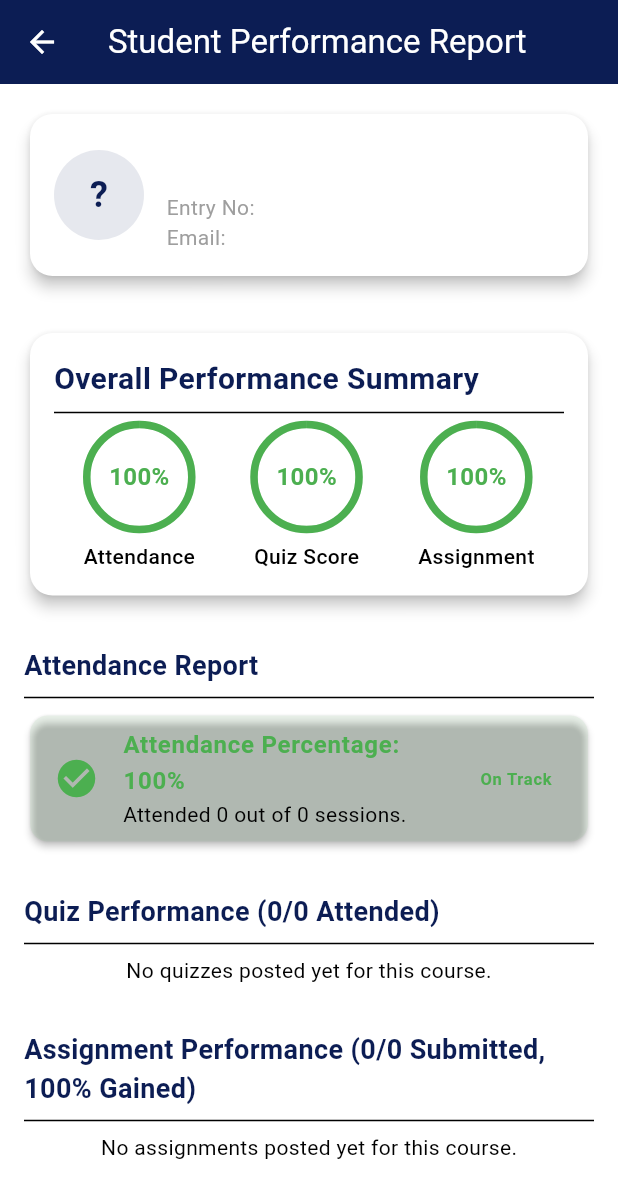
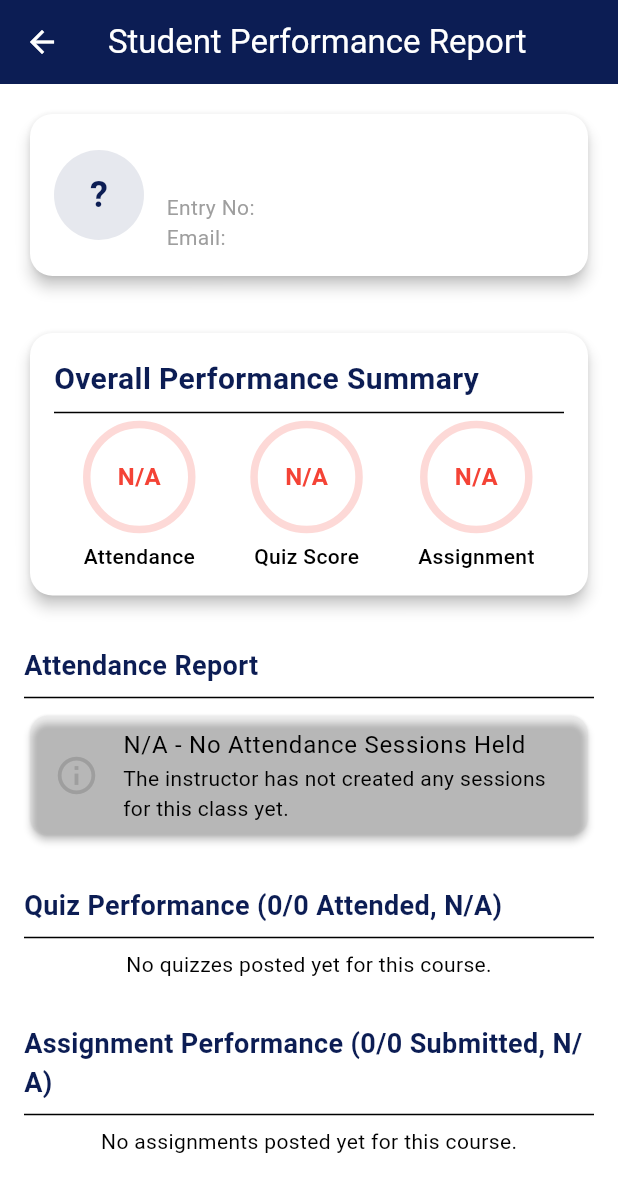
Before and after one commit to ProPaul25/CollabLearn, a Flutter app: the InstructorStudentReportPage screen opened directly with empty values, on a phone screen of 412 x 824 dp. Shown: the top 1198 px of the screen. Run offline on Flutter 3.47's test engine with Material 3 defaults, Android fonts, the phone set to English and light mode, and no system bars; our stand-ins replace cloud_firestore, file_picker, firebase_auth, firebase_core, google_sign_in, image_picker and 1 more; missing offline and left inert: cloudinary_public, mobile_scanner; accounts and stored records are empty.

Commit message:
percentage issues solved

```diff
--- a/collablearn1/lib/attendance_management_page.dart
+++ b/collablearn1/lib/attendance_management_page.dart
@@ -48,12 +48,6 @@ class AttendanceManagementPage extends StatelessWidget {
   }
 }
 
-// lib/attendance_management_page.dart (InstructorAttendanceView)
-
-// =================================================================
-// INSTRUCTOR VIEW (Management) - STABLE VERSION
-// Note: Changed from StatefulWidget to StatelessWidget
-// =================================================================
 // lib/attendance_management_page.dart (InstructorAttendanceView)
 
 // =================================================================
@@ -252,7 +246,12 @@ class StudentAttendanceView extends StatelessWidget {
 
                   // --- FIX: Use the real total session count ---
                   final totalSessions = totalSessionsSnapshot.data ?? 0;
-                  final attendancePercentage = totalSessions > 0 ? (totalPresent / totalSessions * 100).toStringAsFixed(0) : '100';
+
+                  // --- FIX: Calculate percentage carefully for N/A display ---
+                  final String attendancePercentageDisplay = totalSessions > 0
+                      ? (totalPresent / totalSessions * 100).toStringAsFixed(0)
+                      : 'N/A';
+                  // -----------------------------------------------------------
 
 
                   return ListView(
@@ -269,7 +268,7 @@ class StudentAttendanceView extends StatelessWidget {
                               const SizedBox(height: 10),
                               Text('Total Classes Attended: $totalPresent', style: const TextStyle(fontSize: 16)),
                               Text('Total Sessions Held: $totalSessions', style: const TextStyle(fontSize: 16)),
-                              Text('Attendance Percentage: $attendancePercentage%', style: const TextStyle(fontSize: 16, fontWeight: FontWeight.bold)),
+                              Text('Attendance Percentage: $attendancePercentageDisplay%', style: const TextStyle(fontSize: 16, fontWeight: FontWeight.bold)),
                             ],
                           ),
                         ),
--- a/collablearn1/lib/instructor_student_report_page.dart
+++ b/collablearn1/lib/instructor_student_report_page.dart
@@ -96,9 +96,10 @@ class _InstructorStudentReportPageState extends State<InstructorStudentReportPag
         .get();
     final attendedSessions = attendedRecordsSnapshot.count ?? 0;
 
-    final percentage = totalSessions > 0
+    // --- FIX: Return null if no sessions were held ---
+    final num? percentage = totalSessions > 0
         ? ((attendedSessions / totalSessions) * 100).round()
-        : 100;
+        : null;
 
     return {
       'totalSessions': totalSessions,
@@ -107,7 +108,7 @@ class _InstructorStudentReportPageState extends State<InstructorStudentReportPag
     };
   }
 
-  Future<List<Map<String, dynamic>>> _fetchQuizData() async {
+  Future<Map<String, dynamic>> _fetchQuizData() async {
     // 1. Get all Quizzes for the class
     final quizzesSnapshot = await firestore
         .collection('quizzes')
@@ -117,9 +118,14 @@ class _InstructorStudentReportPageState extends State<InstructorStudentReportPag
 
     final List<Map<String, dynamic>> quizReports = [];
 
+    // Local accumulation variables
+    num totalQuizMaxScore = 0;
+    num totalQuizGainedScore = 0;
+
     for (var quizDoc in quizzesSnapshot.docs) {
       final quizData = quizDoc.data();
       final quizId = quizDoc.id;
+      final maxScore = quizData['totalPoints'] ?? 0;
 
       // 2. Try to get the student's submission
       final submissionDoc = await firestore
@@ -129,17 +135,15 @@ class _InstructorStudentReportPageState extends State<InstructorStudentReportPag
           .doc(widget.studentId)
           .get();
 
-      // --- FIX: Explicitly check .exists and safely access data ---
       final isSubmitted = submissionDoc.exists;
+      final submissionData = submissionDoc.data();
+      final score = isSubmitted && submissionData != null ? submissionData['score'] : null;
+      final isGraded = score != null;
 
-      // Get the submission data map only if it exists
-      final submissionData = submissionDoc.data();
-
-      // Safely access score using the checked data map
-      final score = isSubmitted && submissionData != null ? submissionData['score'] : null;
-      // -------------------------------------------------------------
-
-      final maxScore = quizData['totalPoints'] ?? 0;
+      if (isGraded) {
+          totalQuizMaxScore += (maxScore as num);
+          totalQuizGainedScore += (score as num);
+      }
 
       quizReports.add({
         'title': quizData['title'] ?? 'Untitled Quiz',
@@ -148,12 +152,20 @@ class _InstructorStudentReportPageState extends State<InstructorStudentReportPag
         'isSubmitted': isSubmitted,
         'score': score,
         'maxScore': maxScore,
-        'scoreDisplay': isSubmitted ? (score != null ? '$score / $maxScore' : 'Submitted') : 'Missing',
-        'isGraded': score != null,
+        'scoreDisplay': isSubmitted ? (isGraded ? '$score / $maxScore' : 'Submitted') : 'Missing',
+        'isGraded': isGraded,
       });
     }
 
-    return quizReports;
+    // --- FIX: Return null if total possible points is zero ---
+    final int? quizPercentage = totalQuizMaxScore > 0
+      ? ((totalQuizGainedScore / totalQuizMaxScore) * 100).round()
+      : null;
+
+    return {
+      'reports': quizReports,
+      'overallQuizPercentage': quizPercentage, // New overall percentage field
+    };
   }
 
   Future<Map<String, dynamic>> _fetchAssignmentData() async {
@@ -213,19 +225,17 @@ class _InstructorStudentReportPageState extends State<InstructorStudentReportPag
       });
     }
 
-    // Calculate overall percentage for submitted assignments
-    final overallGainedPercentage = totalPossiblePointsSubmitted > 0
+    // --- FIX: Return null if total possible points is zero ---
+    final int? overallGainedPercentage = totalPossiblePointsSubmitted > 0
         ? ((totalGainedPoints / totalPossiblePointsSubmitted) * 100).round()
-        : 100;
+        : null;
 
 
     return {
       'reports': assignmentReports,
       'submittedCount': submittedCount,
       'totalAssignments': totalAssignments,
-      'totalPossiblePointsSubmitted': totalPossiblePointsSubmitted,
-      'totalGainedPoints': totalGainedPoints,
-      'overallGainedPercentage': overallGainedPercentage,
+      'overallGainedPercentage': overallGainedPercentage, // Now nullable
     };
   }
 
@@ -300,24 +310,27 @@ class _InstructorStudentReportPageState extends State<InstructorStudentReportPag
 
   Widget _buildOverallMetrics(Color primaryColor) {
     final attendance = _reportData['attendance'] as Map<String, dynamic>;
+    final quizzes = _reportData['quizzes'] as Map<String, dynamic>;
     final assignments = _reportData['assignments'] as Map<String, dynamic>;
 
-    final int attendancePercentage = attendance['percentage'] ?? 0;
+    // --- Attendance Handling ---
+    final int? attendancePercentageNullable = attendance['percentage'] as int?;
+    final int attendancePercentage = attendancePercentageNullable ?? 0;
     final bool attendanceSafe = attendancePercentage >= _attendanceTarget;
     final Color attColor = attendanceSafe ? Colors.green : Colors.red;
+    final String attDisplay = attendancePercentageNullable == null ? 'N/A' : '$attendancePercentage%';
 
-    final int assignmentGainedPercentage = assignments['overallGainedPercentage'] ?? 0;
+    // --- Quiz Handling ---
+    final int? quizPercentageNullable = quizzes['overallQuizPercentage'] as int?;
+    final int quizPercentage = quizPercentageNullable ?? 0;
+    final Color quizColor = quizPercentage > 75 ? Colors.green : (quizPercentage > 50 ? Colors.orange : Colors.red);
+    final String quizDisplay = quizPercentageNullable == null ? 'N/A' : '$quizPercentage%';
+
+    // --- Assignment Handling ---
+    final int? assignmentGainedPercentageNullable = assignments['overallGainedPercentage'] as int?;
+    final int assignmentGainedPercentage = assignmentGainedPercentageNullable ?? 0;
     final Color assignColor = assignmentGainedPercentage > 75 ? Colors.green : (assignmentGainedPercentage > 50 ? Colors.orange : Colors.red);
-
-    final quizzes = _reportData['quizzes'] as List<Map<String, dynamic>>;
-    final gradedQuizzes = quizzes.where((q) => q['isGraded']).toList();
-
-    // Use num to handle potential Firestore number types gracefully
-    num totalQuizMaxScore = gradedQuizzes.map((q) => q['maxScore'] as num).fold(0, (a, b) => a + b);
-    num totalQuizGainedScore = gradedQuizzes.map((q) => (q['score'] as num)).fold(0, (a, b) => a + b);
-
-    final quizPercentage = totalQuizMaxScore > 0 ? ((totalQuizGainedScore / totalQuizMaxScore) * 100).round() : 100;
-    final Color quizColor = quizPercentage > 75 ? Colors.green : (quizPercentage > 50 ? Colors.orange : Colors.red);
+    final String assignDisplay = assignmentGainedPercentageNullable == null ? 'N/A' : '$assignmentGainedPercentage%';
 
 
     return Card(
@@ -333,9 +346,9 @@ class _InstructorStudentReportPageState extends State<InstructorStudentReportPag
             Row(
               mainAxisAlignment: MainAxisAlignment.spaceAround,
               children: [
-                _buildStatCircle('Attendance', '$attendancePercentage%', attColor),
-                _buildStatCircle('Quiz Score', '$quizPercentage%', quizColor),
-                _buildStatCircle('Assignment', '$assignmentGainedPercentage%', assignColor),
+                _buildStatCircle('Attendance', attDisplay, attColor),
+                _buildStatCircle('Quiz Score', quizDisplay, quizColor),
+                _buildStatCircle('Assignment', assignDisplay, assignColor),
               ],
             ),
           ],
@@ -345,6 +358,9 @@ class _InstructorStudentReportPageState extends State<InstructorStudentReportPag
   }
 
   Widget _buildStatCircle(String title, String value, Color color) {
+    // Determine the progress value for the circle, or 0.0 if N/A
+    final double progressValue = value == 'N/A' ? 0.0 : double.tryParse(value.replaceAll('%', ''))! / 100.0;
+
     return Column(
       children: [
         Stack(
@@ -354,7 +370,7 @@ class _InstructorStudentReportPageState extends State<InstructorStudentReportPag
               width: 70,
               height: 70,
               child: CircularProgressIndicator(
-                value: double.tryParse(value.replaceAll('%', ''))! / 100.0,
+                value: progressValue.clamp(0.0, 1.0),
                 backgroundColor: color.withOpacity(0.2),
                 valueColor: AlwaysStoppedAnimation<Color>(color),
                 strokeWidth: 5,
@@ -371,11 +387,34 @@ class _InstructorStudentReportPageState extends State<InstructorStudentReportPag
 
   Widget _buildAttendanceReportSection(Color primaryColor) {
     final attendance = _reportData['attendance'] as Map<String, dynamic>;
-    final percentage = attendance['percentage'] ?? 0;
-    final attended = attendance['attendedSessions'] ?? 0;
-    final total = attendance['totalSessions'] ?? 0;
-    final isSafe = percentage >= _attendanceTarget;
-    final color = isSafe ? Colors.green : Colors.red;
+    final int? percentageNullable = attendance['percentage'] as int?;
+    final int attended = attendance['attendedSessions'] ?? 0;
+    final int total = attendance['totalSessions'] ?? 0;
+
+    // --- FIX: Handle null percentage ---
+    if (percentageNullable == null) {
+      return Column(
+        crossAxisAlignment: CrossAxisAlignment.start,
+        children: [
+          Text('Attendance Report', style: TextStyle(fontSize: 18, fontWeight: FontWeight.bold, color: primaryColor)),
+          const Divider(),
+          Card(
+            elevation: 2,
+            color: Colors.grey.withOpacity(0.08),
+            child: const ListTile(
+              leading: Icon(Icons.info_outline, color: Colors.grey, size: 30),
+              title: Text('N/A - No Attendance Sessions Held'),
+              subtitle: Text('The instructor has not created any sessions for this class yet.'),
+            ),
+          ),
+        ],
+      );
+    }
+
+    final int percentage = percentageNullable;
+    final bool isSafe = percentage >= _attendanceTarget;
+    final Color color = isSafe ? Colors.green : Colors.red;
+    // ----------------------------------
 
     return Column(
       crossAxisAlignment: CrossAxisAlignment.start,
@@ -403,14 +442,21 @@ class _InstructorStudentReportPageState extends State<InstructorStudentReportPag
   }
 
   Widget _buildQuizReportSection(Color primaryColor) {
-    final quizzes = _reportData['quizzes'] as List<Map<String, dynamic>>;
+    final quizzesData = _reportData['quizzes'] as Map<String, dynamic>;
+    final quizzes = quizzesData['reports'] as List<Map<String, dynamic>>;
+    final int? overallPercentageNullable = quizzesData['overallQuizPercentage'] as int?;
+
     final submittedCount = quizzes.where((q) => q['isSubmitted']).length;
     final totalCount = quizzes.length;
+
+    // --- FIX: Handle null overall percentage ---
+    final String overallDisplay = overallPercentageNullable == null ? 'N/A' : '$overallPercentageNullable% Scored';
 
     return Column(
       crossAxisAlignment: CrossAxisAlignment.start,
       children: [
-        Text('Quiz Performance ($submittedCount/$totalCount Attended)', style: TextStyle(fontSize: 18, fontWeight: FontWeight.bold, color: primaryColor)),
+        Text('Quiz Performance ($submittedCount/$totalCount Attended, $overallDisplay)',
+          style: TextStyle(fontSize: 18, fontWeight: FontWeight.bold, color: primaryColor)),
         const Divider(),
         if (quizzes.isEmpty)
           const Center(child: Text('No quizzes posted yet for this course.'))
@@ -459,13 +505,17 @@ class _InstructorStudentReportPageState extends State<InstructorStudentReportPag
     final assignmentReports = assignmentsData['reports'] as List<Map<String, dynamic>>;
     final submittedCount = assignmentsData['submittedCount'];
     final totalAssignments = assignmentsData['totalAssignments'];
-    final overallGainedPercentage = assignmentsData['overallGainedPercentage'];
+    final int? overallGainedPercentageNullable = assignmentsData['overallGainedPercentage'] as int?;
+
+    // --- FIX: Handle null overall percentage ---
+    final String overallDisplay = overallGainedPercentageNullable == null ? 'N/A' : '$overallGainedPercentageNullable% Gained';
+
 
     return Column(
       crossAxisAlignment: CrossAxisAlignment.start,
       children: [
         Text(
-          'Assignment Performance ($submittedCount/$totalAssignments Submitted, $overallGainedPercentage% Gained)',
+          'Assignment Performance ($submittedCount/$totalAssignments Submitted, $overallDisplay)',
           style: TextStyle(fontSize: 18, fontWeight: FontWeight.bold, color: primaryColor)
         ),
         const Divider(),
--- a/collablearn1/lib/user_progress_tracker_page.dart
+++ b/collablearn1/lib/user_progress_tracker_page.dart
@@ -10,7 +10,8 @@ class ClassAttendanceSummary {
   final String className;
   final int totalSessions;
   final int attendedSessions;
-  final int percentage;
+  final int? percentage; // Changed to nullable int
+  final String displayPercentage; // New field for UI display
 
   ClassAttendanceSummary({
     required this.classId,
@@ -18,6 +19,7 @@ class ClassAttendanceSummary {
     required this.totalSessions,
     required this.attendedSessions,
     required this.percentage,
+    required this.displayPercentage, // Required new field
   });
 }
 // ---------------------------------------------
@@ -35,6 +37,7 @@ class _UserProgressTrackerPageState extends State<UserProgressTrackerPage> {
 
   // State variables for dynamic metrics
   int _overallAttendancePercentage = 0; // Renamed for clarity
+  String _overallAttendanceDisplay = 'N/A'; // New state for overall display
   int _quizAverage = 0;
   int _goalProgress = 0;
   final int _goalTarget = 85; // Original Target for General Goal
@@ -82,10 +85,12 @@ class _UserProgressTrackerPageState extends State<UserProgressTrackerPage> {
           .get();
       final attendedSessions = attendedRecordsSnapshot.count ?? 0;
 
-      // 4. Calculate Percentage
-      final percentage = totalSessions > 0
+      // 4. Calculate Percentage (Return null if no sessions were held)
+      final int? percentage = totalSessions > 0
           ? ((attendedSessions / totalSessions) * 100).round()
-          : 100;
+          : null;
+
+      final String displayPercentage = percentage == null ? 'N/A' : '$percentage%';
 
       summaries.add(ClassAttendanceSummary(
         classId: classId,
@@ -93,17 +98,24 @@ class _UserProgressTrackerPageState extends State<UserProgressTrackerPage> {
         totalSessions: totalSessions,
         attendedSessions: attendedSessions,
         percentage: percentage,
+        displayPercentage: displayPercentage, // Store the display value
       ));
     }
 
-    // Calculate the overall average based on the fetched data (simple average of percentages)
-    final overallAvg = summaries.isNotEmpty
-      ? (summaries.map((s) => s.percentage).reduce((a, b) => a + b) / summaries.length).round()
-      : 0;
+    // Calculate the overall average based ONLY on classes that have sessions
+    final validPercentages = summaries
+        .where((s) => s.percentage != null)
+        .map((s) => s.percentage!)
+        .toList();
+
+    final overallAvg = validPercentages.isNotEmpty
+      ? (validPercentages.reduce((a, b) => a + b) / validPercentages.length).round()
+      : null; // Return null if no classes have sessions
 
     if (mounted) {
       setState(() {
-        _overallAttendancePercentage = overallAvg;
+        _overallAttendancePercentage = overallAvg ?? 0;
+        _overallAttendanceDisplay = overallAvg == null ? 'N/A' : '$overallAvg%';
       });
     }
 
@@ -141,7 +153,7 @@ class _UserProgressTrackerPageState extends State<UserProgressTrackerPage> {
 
       // --- MODIFIED STEP: Fetch overall attendance and per-class summary ---
       final classAttendanceSummary = await _fetchClassAttendance(user.uid, classIds);
-      // We rely on _fetchClassAttendance to set _overallAttendancePercentage
+      // We rely on _fetchClassAttendance to set _overallAttendancePercentage and _overallAttendanceDisplay
 
       // 2. Fetch Overall Progress Data from 'progress_tracker'
       final progressDoc = await FirebaseFirestore.instance
@@ -302,8 +314,9 @@ class _UserProgressTrackerPageState extends State<UserProgressTrackerPage> {
   }
 
   Widget _buildClassAttendanceTile(ClassAttendanceSummary summary, Color primaryColor) {
-    final bool isSafe = summary.percentage >= _attendanceTarget;
-    final Color color = isSafe ? Colors.green : Colors.red;
+    // --- FIX: Check for null percentage before calculating isSafe ---
+    final bool isSafe = summary.percentage != null && summary.percentage! >= _attendanceTarget;
+    final Color color = summary.percentage == null ? Colors.grey : (isSafe ? Colors.green : Colors.red);
 
     return Card(
       margin: const EdgeInsets.only(bottom: 8),
@@ -313,7 +326,7 @@ class _UserProgressTrackerPageState extends State<UserProgressTrackerPage> {
         leading: CircleAvatar(
           backgroundColor: color.withOpacity(0.1),
           child: Text(
-            '${summary.percentage}%',
+            summary.displayPercentage, // Use the pre-formatted display string
             style: TextStyle(fontWeight: FontWeight.bold, fontSize: 12, color: color)
           ),
         ),
@@ -322,11 +335,14 @@ class _UserProgressTrackerPageState extends State<UserProgressTrackerPage> {
           style: const TextStyle(fontWeight: FontWeight.w600),
         ),
         subtitle: Text(
-          'Attended ${summary.attendedSessions} of ${summary.totalSessions} sessions.',
+          // Display session count only if sessions exist
+          summary.totalSessions > 0
+            ? 'Attended ${summary.attendedSessions} of ${summary.totalSessions} sessions.'
+            : 'No attendance sessions held.',
           style: const TextStyle(color: Colors.grey),
         ),
         trailing: Icon(
-          isSafe ? Icons.check_circle : Icons.warning,
+          summary.percentage == null ? Icons.info_outline : (isSafe ? Icons.check_circle : Icons.warning),
           color: color,
         ),
       ),
@@ -337,11 +353,21 @@ class _UserProgressTrackerPageState extends State<UserProgressTrackerPage> {
 
   // --- WIDGET: Combined Attendance Goal Tracker (Renamed from _attendancePercentage to _overallAttendancePercentage) ---
   Widget _buildAttendanceGoalTracker(Color primaryColor) {
-    final bool isSafe = _overallAttendancePercentage >= _attendanceTarget;
-    final Color progressColor = isSafe ? Colors.green : Colors.red;
-    final String feedback = isSafe
-        ? '✅ Excellent! Your attendance is above the required minimum.'
-        : '⚠️ Warning: You need to attend more classes to reach the 70% minimum.';
+    // --- FIX: Check if overall data is N/A ---
+    final bool isDataAvailable = _overallAttendanceDisplay != 'N/A';
+    final int percentage = _overallAttendancePercentage;
+    final bool isSafe = percentage >= _attendanceTarget;
+    final Color progressColor = isDataAvailable ? (isSafe ? Colors.green : Colors.red) : Colors.grey;
+    final String feedback;
+
+    if (!isDataAvailable) {
+        feedback = 'ℹ️ Data N/A: No attendance sessions have been held across your enrolled classes yet.';
+    } else {
+        feedback = isSafe
+            ? '✅ Excellent! Your attendance is above the required minimum.'
+            : '⚠️ Warning: You need to attend more classes to reach the 70% minimum.';
+    }
+    // ------------------------------------------
 
     return Card(
       elevation: 4,
@@ -362,14 +388,15 @@ class _UserProgressTrackerPageState extends State<UserProgressTrackerPage> {
                       width: 80,
                       height: 80,
                       child: CircularProgressIndicator(
-                        value: (_overallAttendancePercentage / 100.0).clamp(0.0, 1.0),
+                        // Value is 0.0 if N/A, otherwise the actual ratio
+                        value: isDataAvailable ? (percentage / 100.0).clamp(0.0, 1.0) : 0.0,
                         backgroundColor: Colors.grey[200],
                         valueColor: AlwaysStoppedAnimation<Color>(progressColor),
                         strokeWidth: 8,
                       ),
                     ),
                     Text(
-                      '$_overallAttendancePercentage%',
+                      _overallAttendanceDisplay, // Use the new display string
                       style: TextStyle(fontWeight: FontWeight.bold, fontSize: 18, color: progressColor)
                     ),
                   ],
@@ -386,7 +413,7 @@ class _UserProgressTrackerPageState extends State<UserProgressTrackerPage> {
                       const SizedBox(height: 5),
                       Text(
                         feedback,
-                        style: TextStyle(fontSize: 14, color: isSafe ? Colors.green.shade700 : Colors.red.shade700),
+                        style: TextStyle(fontSize: 14, color: isDataAvailable ? (isSafe ? Colors.green.shade700 : Colors.red.shade700) : Colors.grey.shade700),
                       ),
                     ],
                   ),
```
